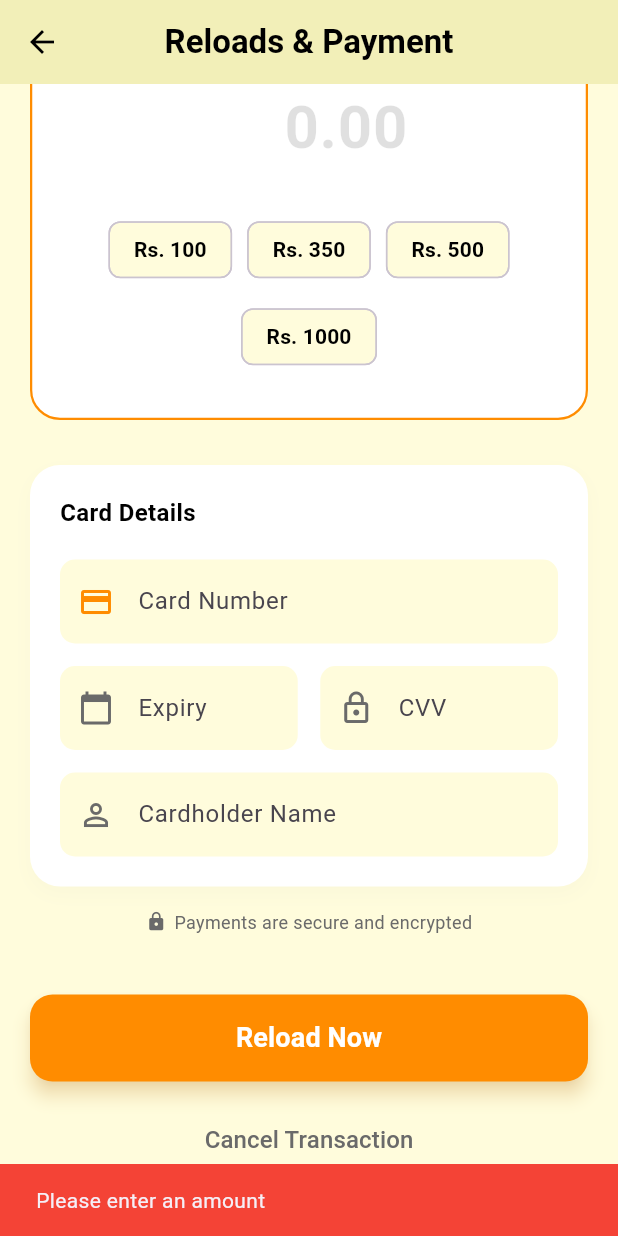
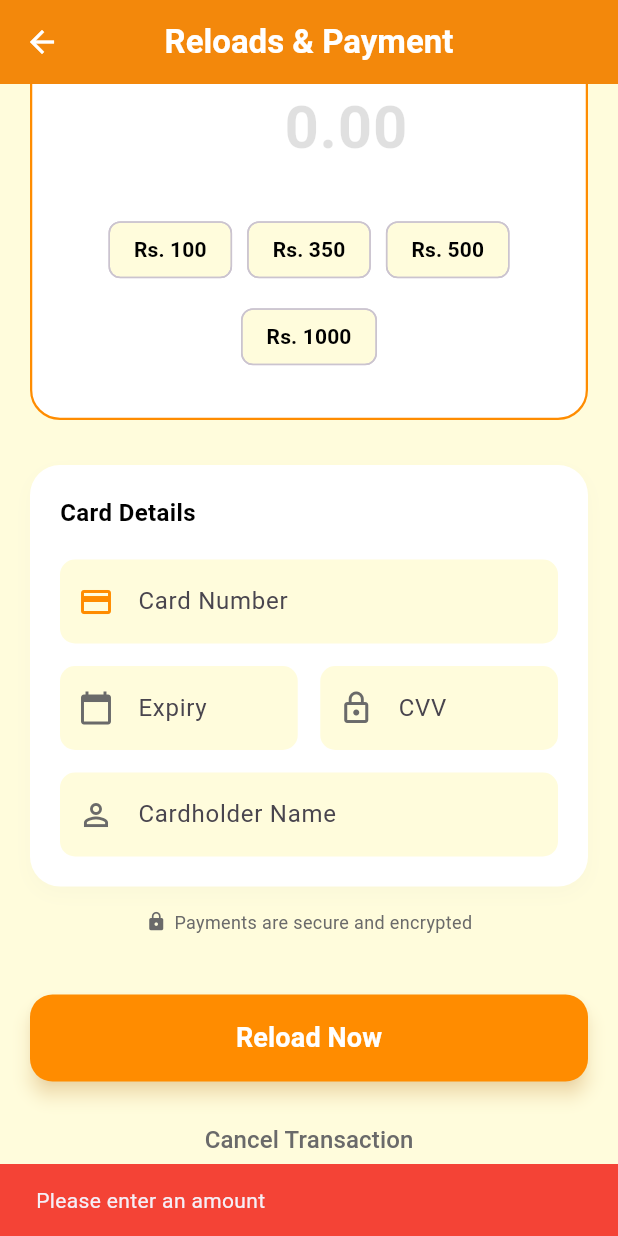
Before and after one commit to JenafSanojan/Sri-Care_FrontEnd, a Flutter app: the PaymentScreen screen opened directly, scrolled down 94 dp, after a tap on "Reload Now", on a phone screen of 412 x 824 dp. Run offline on Flutter 3.47's test engine with Material 3 defaults, Android fonts, the phone set to English and light mode, and no system bars; our stand-ins replace auto_size_text, cloud_firestore, connectivity_plus, dropdown_button2, get, get_storage and 4 more; accounts and stored records are empty; network calls fail.

Commit message:
payments tested throughly

```diff
--- a/lib/utils/string.dart
+++ b/lib/utils/string.dart
@@ -1,6 +1,6 @@
 
 class AppConstants{
-  static const String version = "Version 1.0.0 beta";
+  static const String version = "Version 2.0.0";
 
 // login page and SignUp page texts .......................................
   static const String login = "Sign In";
--- a/lib/views/actions/about_screen.dart
+++ b/lib/views/actions/about_screen.dart
@@ -26,7 +26,9 @@ class AboutContent extends StatelessWidget {
 
   @override
   Widget build(BuildContext context) {
-    return Scaffold(
+    return Container(
+      constraints: const BoxConstraints(maxWidth: 1000),
+      child: Scaffold(
         backgroundColor: lightYellow, // Brand Cream Background
         appBar: AppBar(
           backgroundColor: orangeColor,
@@ -160,6 +162,7 @@ class AboutContent extends StatelessWidget {
             ),
           ),
         ),
+      ),
     );
   }
 
--- a/lib/views/actions/billing_history_screen.dart
+++ b/lib/views/actions/billing_history_screen.dart
@@ -190,7 +190,9 @@ class _BillingHistoryScreenState extends State<BillingHistoryScreen> {
             ),
           ),
         ),
-        webBody: Scaffold(
+        webBody: Container(
+          constraints: const BoxConstraints(maxWidth: 1000),
+          child: Scaffold(
             backgroundColor: lightYellow, // Brand Cream Background
             appBar: AppBar(
               title: Text("Billing History",
@@ -294,6 +296,7 @@ class _BillingHistoryScreenState extends State<BillingHistoryScreen> {
                 ],
               ),
             ),
+          ),
         ));
   }
 }
--- a/lib/views/actions/settings.dart
+++ b/lib/views/actions/settings.dart
@@ -60,7 +60,9 @@ class _SettingsScreenState extends State<SettingsScreen> {
 
   @override
   Widget build(BuildContext context) {
-    return Scaffold(
+    return Container(
+      constraints: const BoxConstraints(maxWidth: 1000),
+      child: Scaffold(
         backgroundColor: lightYellow,
         appBar: AppBar(
           backgroundColor: orangeColor,
@@ -190,6 +192,7 @@ class _SettingsScreenState extends State<SettingsScreen> {
             ],
           ),
         ),
+      ),
     );
   }
 
--- a/lib/views/billing/payment_screen.dart
+++ b/lib/views/billing/payment_screen.dart
@@ -5,8 +5,10 @@ import 'package:sri_tel_flutter_web_mob/entities/packageBilling/bill.dart';
 import 'package:sri_tel_flutter_web_mob/entities/packageBilling/payment_response.dart';
 import 'package:sri_tel_flutter_web_mob/entities/provisioning/telco_package.dart';
 import 'package:sri_tel_flutter_web_mob/services/payment_service.dart';
+import 'package:sri_tel_flutter_web_mob/views/home/main_screen.dart';
 import 'package:sri_tel_flutter_web_mob/widget_common/snack_bar.dart';
 import '../../utils/colors.dart';
+import '../../widget_common/loading_widgets/loading_widget.dart';
 import '../../widget_common/responsive-layout.dart';
 import '../../widget_common/special/credit_card.dart';
 import 'package:get/get.dart';
@@ -32,6 +34,7 @@ class _PaymentScreenState extends State<PaymentScreen> {
   final _cvvCtrl = TextEditingController();
   final _nameCtrl = TextEditingController();
   bool isReadOnlyAmt = false;
+  bool _isShowLoadingWidget = false;
   PaymentService paymentService = PaymentService();
 
   // Quick amount suggestions
@@ -64,7 +67,6 @@ class _PaymentScreenState extends State<PaymentScreen> {
     // 2. Validate Card Number (Simple length check for prototype)
     // Remove spaces if you decide to add a formatter that adds them later
     String cleanCardNum = _cardNumberCtrl.text.replaceAll(RegExp(r'\s+'), '');
-    print(cleanCardNum);
     if (cleanCardNum.length != 16) {
       ScaffoldMessenger.of(context).showSnackBar(
         const SnackBar(
@@ -141,7 +143,8 @@ class _PaymentScreenState extends State<PaymentScreen> {
         // Payment successful
         if (mounted) {
           Navigator.of(context).pop(); // Close OTP dialog
-          Get.back(); // Close payment screen
+          // Get.back(); // Close payment screen
+          Get.offAll(() => MainScreen());
           CommonLoaders.successSnackBar(
               title: "Payment Successful",
               duration: 3,
@@ -173,6 +176,12 @@ class _PaymentScreenState extends State<PaymentScreen> {
   }
 
   void _pay() async {
+    if (mounted) {
+      setState(() {
+        _isShowLoadingWidget = true;
+      });
+    }
+    try{
       // Validate and Process Payment
       if (_amountController.text.isEmpty) {
         ScaffoldMessenger.of(context).showSnackBar(
@@ -202,7 +211,7 @@ class _PaymentScreenState extends State<PaymentScreen> {
             expiry: _expiryCtrl.text,
             cvv: _cvvCtrl.text,
             billId: '${widget.bill?.id}');
-    } else if (widget.package != null) {
+      } else {
         paymentResponse = await paymentService.topUpWallet(
           amount: amount,
           cardNumber: _cardNumberCtrl.text,
@@ -228,6 +237,19 @@ class _PaymentScreenState extends State<PaymentScreen> {
           showOtpValidation(context, paymentResponse);
         }
       }
+    } catch (ex){
+      print("Error during payment: $ex");
+      CommonLoaders.errorSnackBar(
+          title: "Payment Error",
+          duration: 3,
+          message: "An unexpected error occurred. Please try again.");
+    } finally {
+      if (mounted) {
+        setState(() {
+          _isShowLoadingWidget = false;
+        });
+      }
+    }
   }
 
   @override
@@ -236,7 +258,7 @@ class _PaymentScreenState extends State<PaymentScreen> {
       mobileBody: _buildContent(isWeb: false),
       webBody: Center(
         child: Container(
-          constraints: const BoxConstraints(maxWidth: 600),
+          constraints: const BoxConstraints(maxWidth: 1000),
           // Limit width on web
           child: _buildContent(isWeb: true),
         ),
@@ -248,19 +270,21 @@ class _PaymentScreenState extends State<PaymentScreen> {
     return Scaffold(
       backgroundColor: lightYellow,
       appBar: AppBar(
-        backgroundColor: logo_back,
+        backgroundColor: orangeColor,
         elevation: 0,
         leading: IconButton(
-          icon: const Icon(Icons.arrow_back, color: textColorOne),
+          icon: const Icon(Icons.arrow_back, color: white),
           onPressed: () => Get.back(),
         ),
         title: const Text("Reloads & Payment",
-            style: TextStyle(color: textColorOne, fontWeight: FontWeight.bold)),
+            style: TextStyle(color: white, fontWeight: FontWeight.bold)),
         centerTitle: true,
       ),
       body: SingleChildScrollView(
         padding: const EdgeInsets.all(20),
-        child: Column(
+        child: Stack(
+          children: [
+            Column(
               crossAxisAlignment: CrossAxisAlignment.start,
               children: [
                 // --- 1. AMOUNT SECTION ---
@@ -269,11 +293,14 @@ class _PaymentScreenState extends State<PaymentScreen> {
                       ? "${widget.package?.name} - ${widget.package?.validity} days"
                       : "Enter Amount",
                   style: TextStyle(
-                  fontSize: 16, fontWeight: FontWeight.bold, color: greyColor),
+                      fontSize: 16,
+                      fontWeight: FontWeight.bold,
+                      color: greyColor),
                 ),
                 const SizedBox(height: 10),
                 Container(
-              padding: const EdgeInsets.symmetric(horizontal: 20, vertical: 30),
+                  padding:
+                      const EdgeInsets.symmetric(horizontal: 20, vertical: 30),
                   decoration: BoxDecoration(
                     color: white,
                     borderRadius: BorderRadius.circular(20),
@@ -292,7 +319,8 @@ class _PaymentScreenState extends State<PaymentScreen> {
                             color: orangeColor),
                         decoration: const InputDecoration(
                           prefixText: "LKR ",
-                      prefixStyle: TextStyle(fontSize: 24, color: greyColor),
+                          prefixStyle:
+                              TextStyle(fontSize: 24, color: greyColor),
                           border: InputBorder.none,
                           hintText: "0.00",
                           hintStyle: TextStyle(color: Colors.black12),
@@ -316,7 +344,8 @@ class _PaymentScreenState extends State<PaymentScreen> {
                                 ? null
                                 : () {
                                     setState(() {
-                                  _amountController.text = amount.toString();
+                                      _amountController.text =
+                                          amount.toString();
                                     });
                                   },
                           );
@@ -384,6 +413,24 @@ class _PaymentScreenState extends State<PaymentScreen> {
                 const SizedBox(height: 20),
               ],
             ),
+            _isShowLoadingWidget
+                ? SizedBox(
+                    width: Get.width,
+                    height: Get.height,
+                    child: GestureDetector(
+                      onTap: () {
+                        if (mounted) {
+                          setState(() {
+                            _isShowLoadingWidget = false;
+                          });
+                        }
+                      },
+                      child: LoadingScreen(),
+                    ),
+                  )
+                : SizedBox(),
+          ],
+        ),
       ),
     );
   }
--- a/lib/views/chat/support_screen.dart
+++ b/lib/views/chat/support_screen.dart
@@ -56,7 +56,7 @@ class _SupportListScreenState extends State<SupportListScreen> {
       mobileBody: _buildContent(context, isWeb: false),
       webBody: Center(
         child: Container(
-          constraints: const BoxConstraints(maxWidth: 800),
+          constraints: const BoxConstraints(maxWidth: 1000),
           child: _buildContent(context, isWeb: true),
         ),
       ),
--- a/lib/views/profile/edit_profile_screen.dart
+++ b/lib/views/profile/edit_profile_screen.dart
@@ -71,7 +71,7 @@ class _EditProfileScreenState extends State<EditProfileScreen> {
       mobileBody: _buildContent(isWeb: false),
       webBody: Center(
         child: Container(
-          constraints: const BoxConstraints(maxWidth: 600),
+          constraints: const BoxConstraints(maxWidth: 1000),
           child: _buildContent(isWeb: true),
         ),
       ),
@@ -136,6 +136,7 @@ class _EditProfileScreenState extends State<EditProfileScreen> {
                 hint: "Full Name",
                 controller: _nameController,
                 suffixIcon: Icon(Icons.person_outline),
+                isReadOnly: true,
                 validator: (val) => val!.isEmpty ? "Name cannot be empty" : null,
               ),
 
@@ -169,7 +170,7 @@ class _EditProfileScreenState extends State<EditProfileScreen> {
               const Align(
                 alignment: Alignment.centerLeft,
                 child: Text(
-                  "Mobile Number and Email cannot be changed manually. Contact support.",
+                  "Changing details are temporarily disabled. Contact support.",
                   style: TextStyle(color: greyColor, fontSize: 12),
                 ),
               ),
--- a/lib/views/profile/profile_screen.dart
+++ b/lib/views/profile/profile_screen.dart
@@ -42,7 +42,7 @@ class _ProfileScreenState extends State<ProfileScreen> {
       mobileBody: _buildContent(isWeb: false),
       webBody: Center(
         child: Container(
-          constraints: const BoxConstraints(maxWidth: 600),
+          constraints: const BoxConstraints(maxWidth: 1000),
           child: _buildContent(isWeb: true),
         ),
       ),
--- a/lib/views/profile/services_screen.dart
+++ b/lib/views/profile/services_screen.dart
@@ -32,7 +32,7 @@ class _ServicesScreenState extends State<ServicesScreen>
       mobileBody: _buildContent(context, isWeb: false),
       webBody: Center(
         child: Container(
-          constraints: const BoxConstraints(maxWidth: 800), // Wider for web
+          constraints: const BoxConstraints(maxWidth: 1000), // Wider for web
           child: _buildContent(context, isWeb: true),
         ),
       ),
--- a/lib/views/profile/wallet_screen.dart
+++ b/lib/views/profile/wallet_screen.dart
@@ -13,7 +13,7 @@ class WalletScreen extends StatelessWidget {
       mobileBody: _buildContent(context, isWeb: false),
       webBody: Center(
         child: Container(
-          constraints: const BoxConstraints(maxWidth: 600),
+          constraints: const BoxConstraints(maxWidth: 1000),
           child: _buildContent(context, isWeb: true),
         ),
       ),
```
Also changed, not shown: lib/views/actions/packages_screen.dart (+10 -12 lines), lib/views/auth/login_screen.dart (+29 -29 lines), lib/views/billing/pending_bills_screen.dart (+4 -4 lines), lib/widget_common/special/otp_popup.dart (+7 -7 lines), lib/widget_common/special/package_section.dart (+80 -28 lines), 1 other file. Lines whose indentation alone changed are shown as unchanged.
